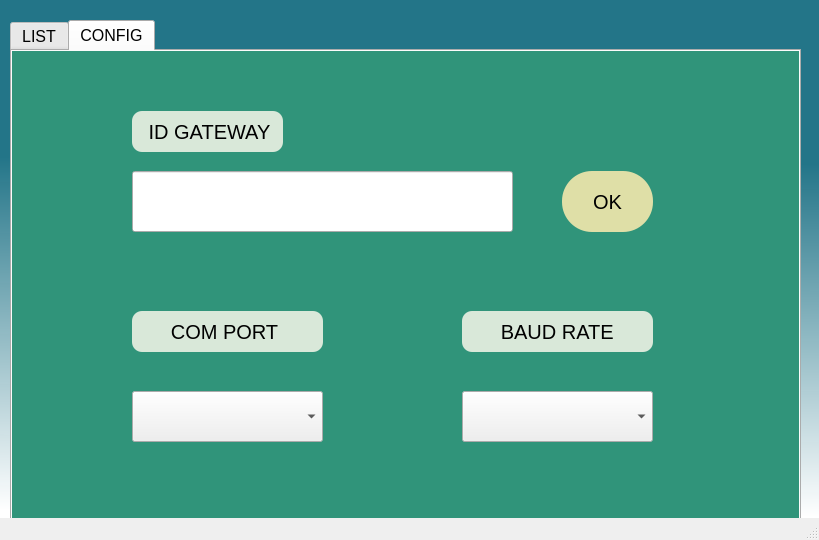
First picture: the form in GATEWAY/GW_python/untitled.ui, repository hoanglv30vn/datn_v2, before the edit.
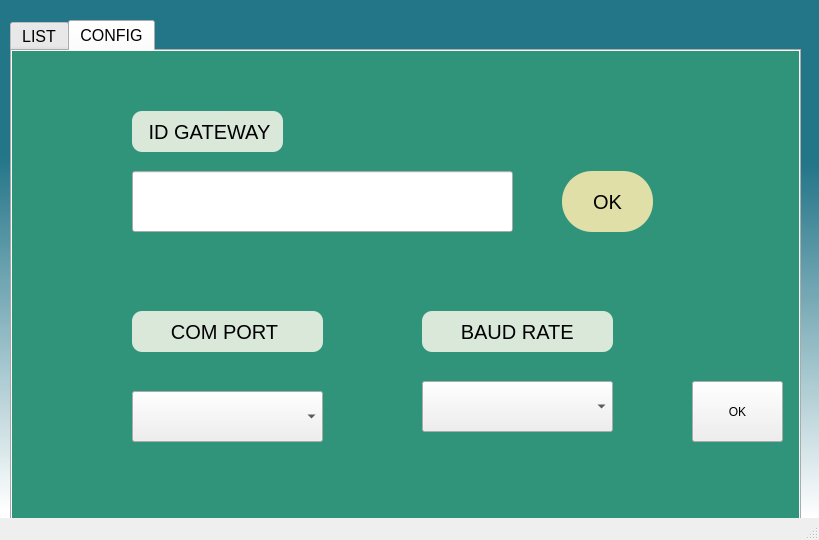
Second picture: the form after the edit.

Commit message: gateway_config_tcp

```diff
--- a/GATEWAY/GW_python/untitled.ui
+++ b/GATEWAY/GW_python/untitled.ui
@@ -189,7 +189,7 @@
      <widget class="QLabel" name="lab_baudrate">
       <property name="geometry">
        <rect>
-        <x>450</x>
+        <x>410</x>
         <y>260</y>
         <width>191</width>
         <height>41</height>
@@ -212,13 +212,26 @@
      <widget class="QComboBox" name="box_baudrate">
       <property name="geometry">
        <rect>
-        <x>450</x>
-        <y>340</y>
+        <x>410</x>
+        <y>330</y>
         <width>191</width>
         <height>51</height>
        </rect>
       </property>
      </widget>
+     <widget class="QPushButton" name="butt_oke_2">
+      <property name="geometry">
+       <rect>
+        <x>680</x>
+        <y>330</y>
+        <width>91</width>
+        <height>61</height>
+       </rect>
+      </property>
+      <property name="text">
+       <string>OK</string>
+      </property>
+     </widget>
     </widget>
    </widget>
   </widget>
```
The commit also changes 2 other files.
